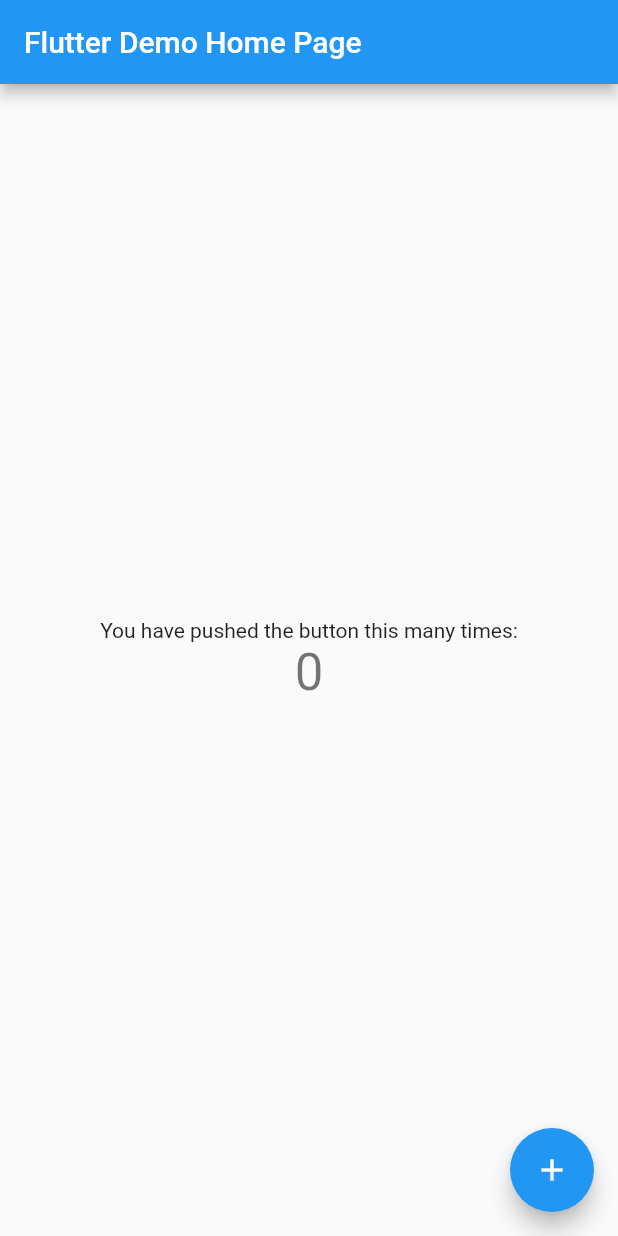
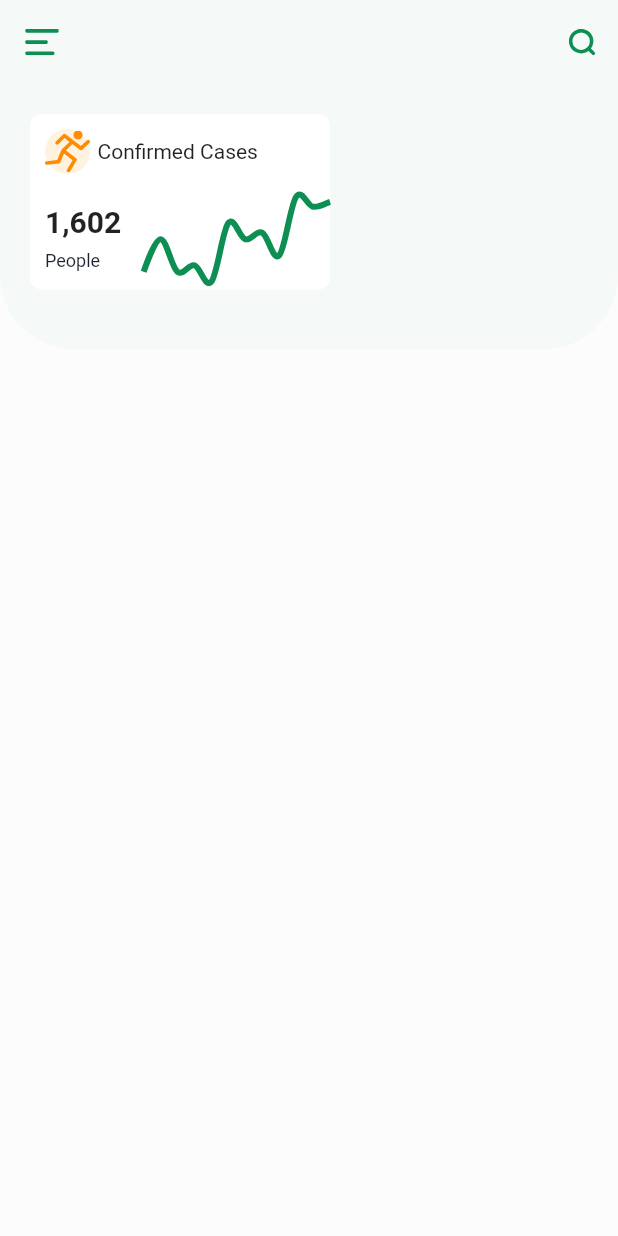
Before and after one commit to Nobsmoke123/flutter-speed-ui-covid19-app-1, a Flutter app: the screen it shows after launch, on a phone screen of 412 x 824 dp. Run offline on Flutter 3.47's test engine with Material 2 defaults, Android fonts, the phone set to English and light mode, and no system bars; drawn by our look-alikes of fl_chart; our stand-ins replace flutter_svg.

Commit message:
added the home screen

```diff
--- a/lib/main.dart
+++ b/lib/main.dart
@@ -1,4 +1,6 @@
+import 'package:covid19app1/utils/constants.dart';
 import 'package:flutter/material.dart';
+import 'screens/home_screen.dart';
 
 void main() {
   runApp(MyApp());
@@ -8,60 +10,13 @@ class MyApp extends StatelessWidget {
   @override
   Widget build(BuildContext context) {
     return MaterialApp(
-      title: 'Flutter Demo',
+      title: 'Covid-19 App',
       theme: ThemeData(
-        primarySwatch: Colors.blue,
-        visualDensity: VisualDensity.adaptivePlatformDensity,
+        primaryColor: KPrimaryColor,
+        scaffoldBackgroundColor: KBackgroundColor,
+        textTheme: Theme.of(context).textTheme.apply(displayColor: KTextColor),
       ),
-      home: MyHomePage(title: 'Flutter Demo Home Page'),
+      home: HomeScreen(),
     );
   }
 }
-
-class MyHomePage extends StatefulWidget {
-  MyHomePage({Key key, this.title}) : super(key: key);
-
-  final String title;
-
-  @override
-  _MyHomePageState createState() => _MyHomePageState();
-}
-
-class _MyHomePageState extends State<MyHomePage> {
-  int _counter = 0;
-
-  void _incrementCounter() {
-    setState(() {
-      _counter++;
-    });
-  }
-
-  @override
-  Widget build(BuildContext context) {
-
-    return Scaffold(
-      appBar: AppBar(
-        title: Text(widget.title),
-      ),
-      body: Center(
-        child: Column(
-          mainAxisAlignment: MainAxisAlignment.center,
-          children: <Widget>[
-            Text(
-              'You have pushed the button this many times:',
-            ),
-            Text(
-              '$_counter',
-              style: Theme.of(context).textTheme.headline4,
-            ),
-          ],
-        ),
-      ),
-      floatingActionButton: FloatingActionButton(
-        onPressed: _incrementCounter,
-        tooltip: 'Increment',
-        child: Icon(Icons.add),
-      ), // This trailing comma makes auto-formatting nicer for build methods.
-    );
-  }
-}
--- /dev/null
+++ b/lib/screens/home_screen.dart
@@ -0,0 +1,158 @@
+import 'package:covid19app1/utils/constants.dart';
+import 'package:fl_chart/fl_chart.dart';
+import 'package:flutter/material.dart';
+import 'package:flutter_svg/flutter_svg.dart';
+
+class HomeScreen extends StatelessWidget {
+  @override
+  Widget build(BuildContext context) {
+    return Scaffold(
+        appBar: buildAppBar(),
+        body: Container(
+            padding: const EdgeInsets.only(left: 20, top: 20, right: 20, bottom: 40),
+            width: double.infinity,
+            decoration: BoxDecoration(
+                color: KPrimaryColor.withOpacity(0.03),
+                borderRadius: BorderRadius.only(
+                    bottomLeft: Radius.circular(50),
+                    bottomRight: Radius.circular(50),
+                )
+            ),
+            child: Wrap(
+                children: <Widget>[
+                    Container(
+                        width: 200,
+                        decoration: BoxDecoration(
+                            color: Colors.white,
+                            borderRadius: BorderRadius.circular(8)
+                        ),
+                        child: Column(
+                            children: <Widget>[
+                                Padding(
+                                  padding: const EdgeInsets.all(10.0),
+                                  child: Row(
+                                    children: <Widget>[
+                                        Container(
+                                            height: 30,
+                                            width: 30,
+                                            decoration: BoxDecoration(
+                                                  color: Color(0xFFFF9C00).withOpacity(0.12),
+                                                  shape: BoxShape.circle,
+                                            ),
+                                            child: SvgPicture.asset(
+                                                "assets/icons/running.svg",
+                                                height: 12,
+                                                width: 12,
+                                            ),
+                                        ),
+                                        SizedBox(
+                                            width: 5,
+                                        ),
+                                        Text(
+                                          "Confirmed Cases",
+                                          maxLines: 1,
+                                          overflow: TextOverflow.ellipsis,
+                                        ),
+
+                                    ],
+                                  ),
+                                ),
+                                Row(
+                                    children: <Widget>[
+                                       Padding(
+                                         padding: const EdgeInsets.all(10.0),
+                                         child: RichText(
+                                             text: TextSpan(
+                                                 style: TextStyle(color: KTextColor),
+                                                 children: [
+                                                     TextSpan(
+                                                         text: "1,602 \n",
+                                                         style: Theme.of(context).textTheme.title.copyWith(
+                                                             fontWeight: FontWeight.bold
+                                                         ),
+                                                     ),
+                                                     TextSpan(
+                                                         text: "People",
+                                                         style: TextStyle(
+                                                             fontSize: 12,
+                                                             height: 2
+                                                         ),
+                                                     ),
+
+                                                 ]
+                                             ),
+                                         ),
+                                       ),
+                                        Expanded(child: LineReportChart(),)
+                                    ],
+                                ),
+                            ],
+                        ),
+                    )
+                ],
+            ),
+        ),
+    );
+  }
+  AppBar buildAppBar() {
+    return AppBar(
+          backgroundColor: KPrimaryColor.withOpacity(.03),
+          elevation: 0,
+          leading: IconButton(
+              icon: SvgPicture.asset("assets/icons/menu.svg"),
+              onPressed: (){},
+          ),
+          actions: <Widget>[
+              IconButton(
+                  icon: SvgPicture.asset("assets/icons/search.svg"),
+                  onPressed: (){},
+              ),
+          ],
+      );
+  }
+}
+
+
+class LineReportChart extends StatelessWidget {
+  @override
+  Widget build(BuildContext context) {
+    return AspectRatio(
+        aspectRatio: 2.2,
+        child: LineChart(
+            LineChartData(
+                gridData: FlGridData(show: false),
+                borderData: FlBorderData(show: false),
+                titlesData: FlTitlesData(show: false),
+                lineBarsData: [
+                    LineChartBarData(
+                        spots: getSpots(),
+                        isCurved: true,
+                        dotData: FlDotData(show: false),
+                        belowBarData: BarAreaData(show: false),
+                        colors: [KPrimaryColor],
+                        barWidth: 4,
+                    )
+                ]
+            )
+        ),
+    );
+  }
+
+  List<FlSpot> getSpots() {
+      return [
+          FlSpot(0, .5),
+          FlSpot(1, 1.5),
+          FlSpot(2, .5),
+          FlSpot(3, .7),
+          FlSpot(4, .2),
+          FlSpot(5, 2),
+          FlSpot(6, 1.5),
+          FlSpot(7, 1.7),
+          FlSpot(8, 1),
+          FlSpot(9, 2.8),
+          FlSpot(10, 2.5),
+          FlSpot(11, 2.65),
+
+      ];
+  }
+}
--- a/lib/utils/constants.dart
+++ b/lib/utils/constants.dart
@@ -0,0 +1,8 @@
+import 'package:flutter/material.dart';
+
+const KTextColor = Color(0xFF1E2432);
+const KTextMediumColor = Color(0xFF53627C);
+const KTextLightColor = Color(0xFFACB1C0);
+const KPrimaryColor = Color(0xFF0D8E53);
+const KBackgroundColor = Color(0xFFFCFCFC);
+const KInactiveCharColor = Color(0xFFEAECEF);
--- a/pubspec.yaml
+++ b/pubspec.yaml
@@ -48,7 +48,7 @@ flutter:
 
   # To add assets to your application, add an assets section, like this:
   assets:
-     - assets/icons
+     - assets/icons/
   #   - images/a_dot_ham.jpeg
 
   # An image asset can refer to one or more resolution-specific "variants", see
```
Also changed, not shown: lib/widgets/line_chart.dart (added).
